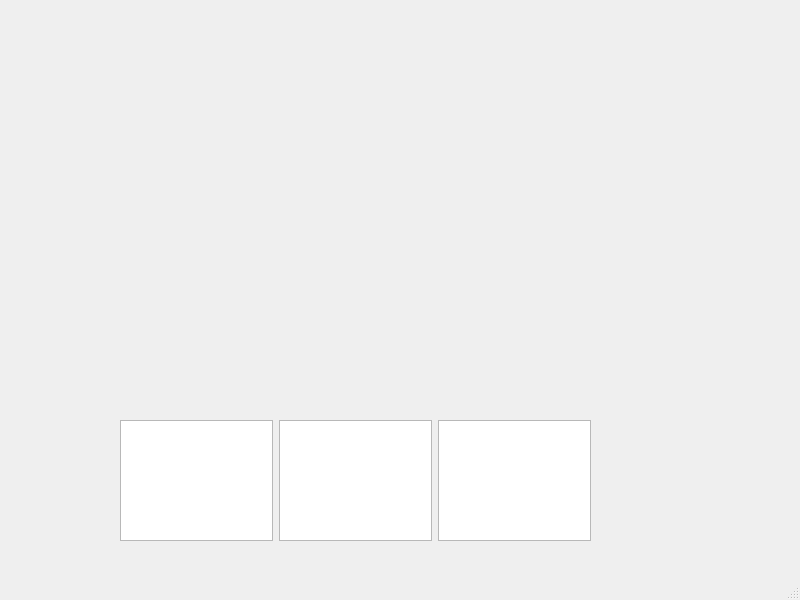
Qt form PixelEditor/mainwindow.ui (University-of-Utah-CS3505/a7-sprite-editor-s22-Anudlok) before a commit.
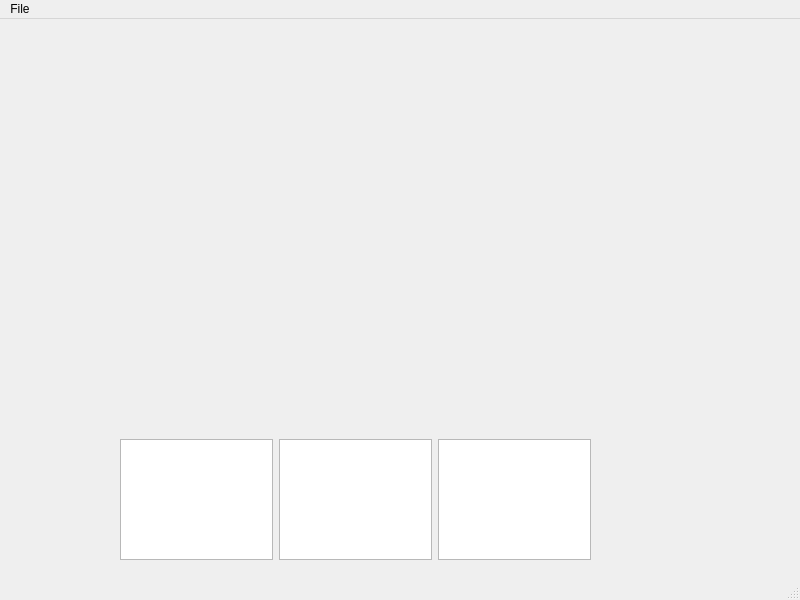
The same form after that commit. Icons and pictures are not drawn.

Patch:
```diff
--- a/PixelEditor/mainwindow.ui
+++ b/PixelEditor/mainwindow.ui
@@ -14,7 +14,7 @@
    <string>MainWindow</string>
   </property>
   <widget class="QWidget" name="centralwidget">
-   <widget class="QWidget" name="">
+   <widget class="QWidget" name="layoutWidget">
     <property name="geometry">
      <rect>
       <x>120</x>
@@ -42,9 +42,20 @@
      <x>0</x>
      <y>0</y>
      <width>800</width>
-     <height>24</height>
+     <height>21</height>
     </rect>
    </property>
+   <widget class="QMenu" name="menuFile">
+    <property name="title">
+     <string>File</string>
+    </property>
+    <addaction name="actionNew"/>
+    <addaction name="actionSave"/>
+    <addaction name="actionOpen"/>
+    <addaction name="separator"/>
+    <addaction name="actionExit"/>
+   </widget>
+   <addaction name="menuFile"/>
   </widget>
   <widget class="QStatusBar" name="statusbar"/>
  </widget>
```
Left out of the diff: 40 changed lines with no effect on the pictures.
